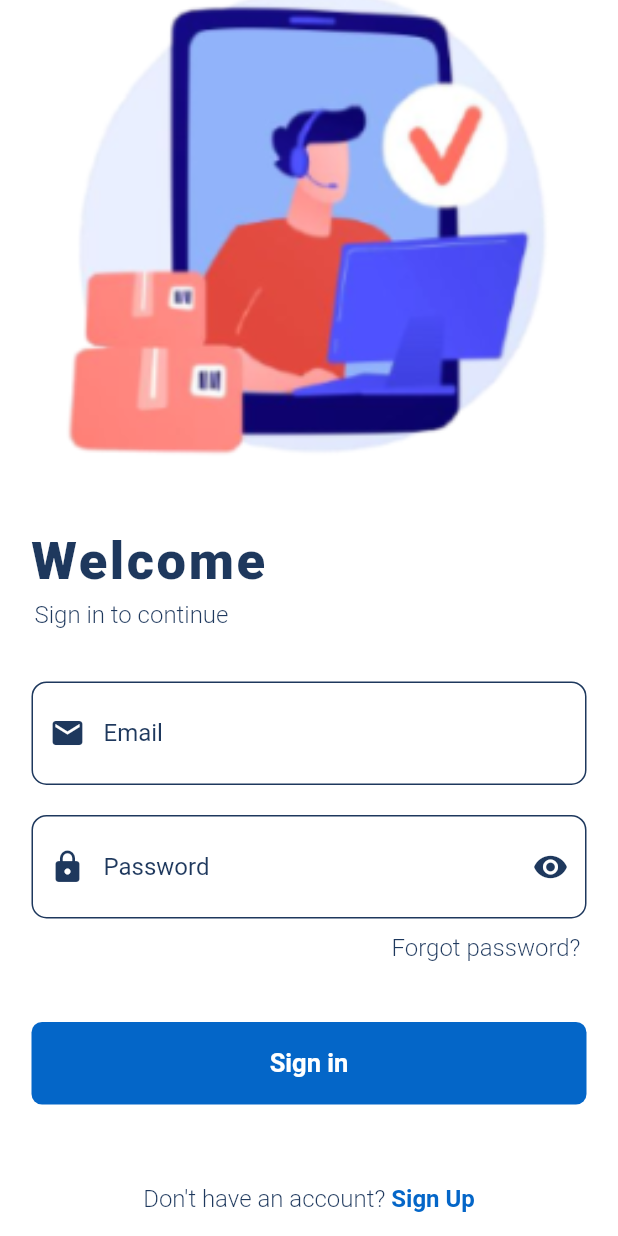
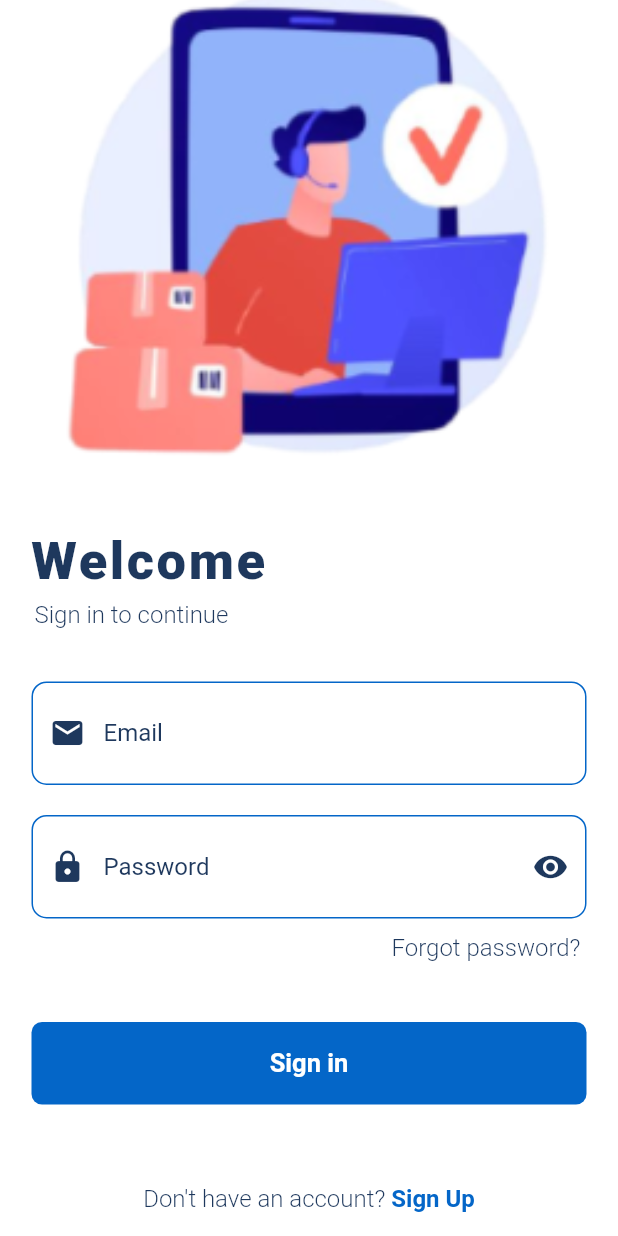
Before and after one commit to handikaFadli/UAS_Mobile_Programming_20210120064, a Flutter app: the screen it shows after launch, on a phone screen of 412 x 824 dp. Run offline on Flutter 3.47's test engine with Material 2 defaults, Android fonts, the phone set to English and light mode, and no system bars; our stand-ins replace flutter_svg; Roboto replaces fonts that are missing (SF-Pro-Text).

Commit message:
merubah warna

```diff
--- a/lib/widgets/email_field.dart
+++ b/lib/widgets/email_field.dart
@@ -21,7 +21,7 @@ class LoginField extends StatelessWidget {
           contentPadding: const EdgeInsets.all(25),
           enabledBorder: OutlineInputBorder(
             borderSide: const BorderSide(
-              color: Pallete.bg,
+              color: Pallete.blue,
               width: 1,
             ),
             borderRadius: BorderRadius.circular(10),
@@ -32,7 +32,7 @@ class LoginField extends StatelessWidget {
           ),
           focusedBorder: OutlineInputBorder(
             borderSide: const BorderSide(
-              color: Pallete.bg,
+              color: Pallete.blue,
               width: 3,
             ),
             borderRadius: BorderRadius.circular(10),
--- a/lib/widgets/password_field.dart
+++ b/lib/widgets/password_field.dart
@@ -22,7 +22,7 @@ class PasswordField extends StatelessWidget {
           contentPadding: const EdgeInsets.all(25),
           enabledBorder: OutlineInputBorder(
             borderSide: const BorderSide(
-              color: Pallete.bg,
+              color: Pallete.blue,
               width: 1,
             ),
             borderRadius: BorderRadius.circular(10),
@@ -37,7 +37,7 @@ class PasswordField extends StatelessWidget {
           ),
           focusedBorder: OutlineInputBorder(
             borderSide: const BorderSide(
-              color: Pallete.bg,
+              color: Pallete.blue,
               width: 3,
             ),
             borderRadius: BorderRadius.circular(10),
```
